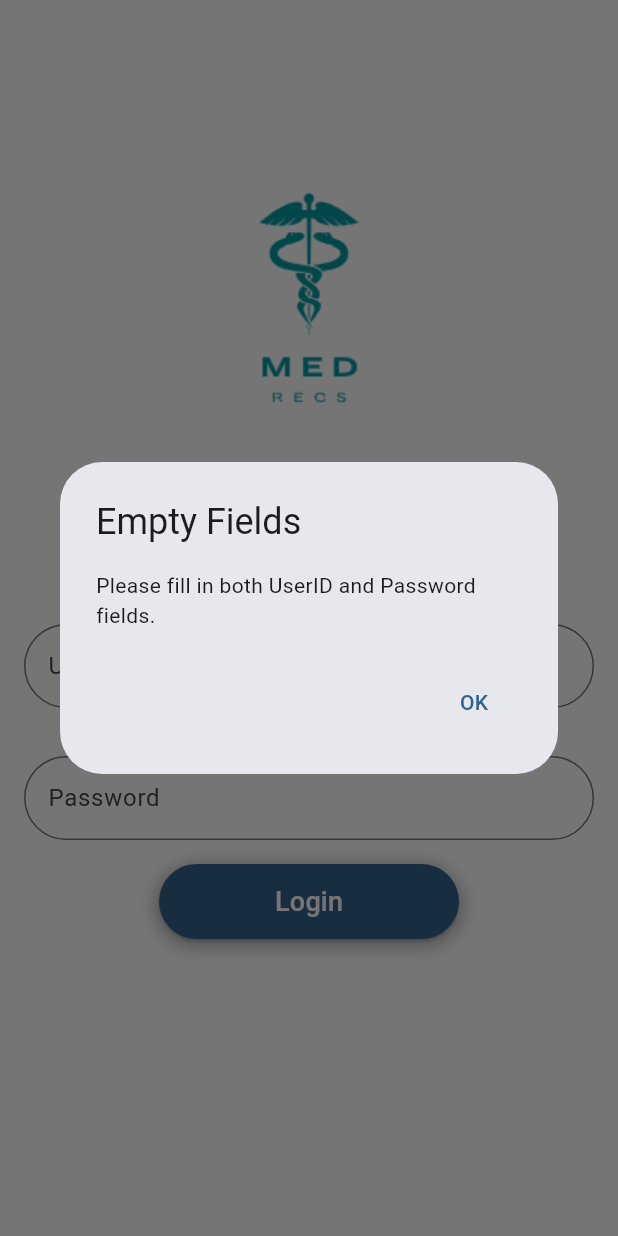
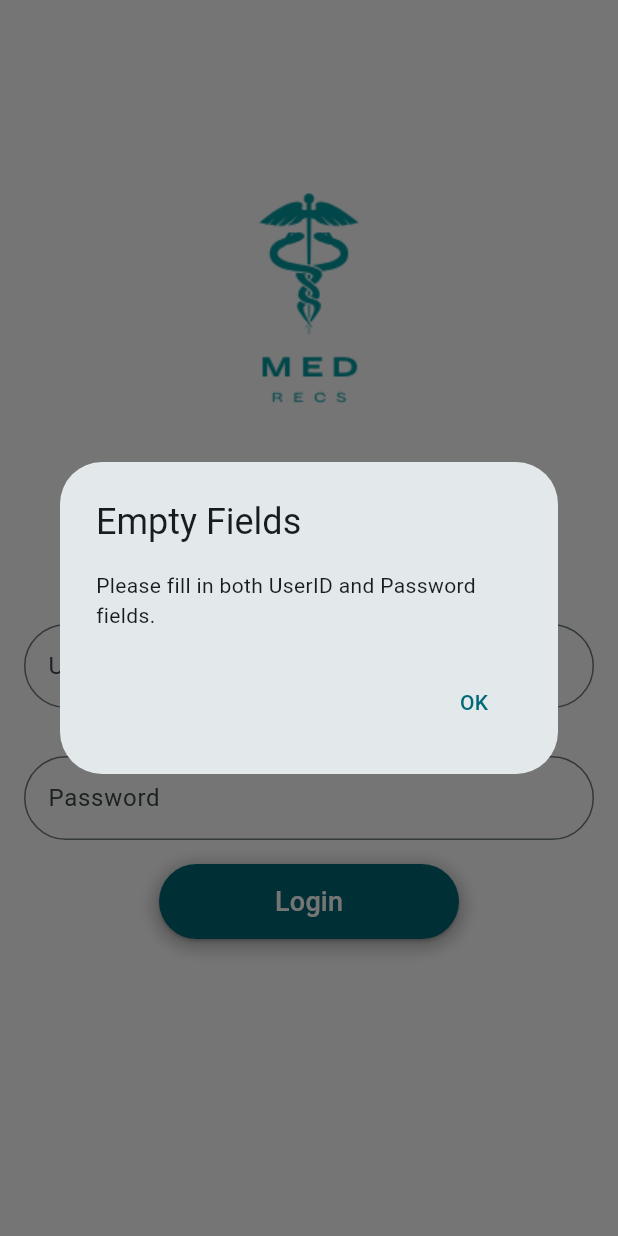
Before and after one commit to Burakalpyel/medrecs, a Flutter app: the screen it shows after launch, after a tap on "Login", on a phone screen of 412 x 824 dp. Run offline on Flutter 3.47's test engine with Material 2 defaults, Android fonts, the phone set to English and light mode, and no system bars; our stand-ins replace cloud_firestore, dio, firebase_core, google_nav_bar; missing offline and left inert: nfc_manager; accounts and stored records are empty.

Commit message:
Change Theme

```diff
--- a/lib/main.dart
+++ b/lib/main.dart
@@ -28,13 +28,12 @@ class MyApp extends StatelessWidget {
 
   @override
   Widget build(BuildContext context) {
+    final themeModel = Provider.of<ThemeModel>(context);
+
     return MaterialApp(
       debugShowCheckedModeBanner: false,
       title: 'MedRecs',
-      theme: ThemeData(
-        colorScheme: ColorScheme.fromSeed(seedColor: Colors.blue),
-        useMaterial3: true,
-      ),
+      theme: themeModel.currentTheme,
       home: const LoginScreen(),
     );
   }
--- a/lib/util/model/theme_model.dart
+++ b/lib/util/model/theme_model.dart
@@ -2,7 +2,7 @@ import 'package:flutter/material.dart';
 
 class ThemeModel extends ChangeNotifier {
   ThemeData _currentTheme = ThemeData(
-    colorScheme: ColorScheme.fromSeed(seedColor: Colors.blue),
+    colorScheme: ColorScheme.fromSeed(seedColor: Colors.cyan),
     useMaterial3: true,
   );
 
--- a/lib/views/userView/change_theme.dart
+++ b/lib/views/userView/change_theme.dart
@@ -69,6 +69,6 @@ class _ChangeThemeState extends State<ChangeTheme> {
     };
 
     // Return the color corresponding to the given name, or a default color if not found
-    return colorMap[colorName] ?? Colors.blue;
+    return colorMap[colorName] ?? Colors.cyan;
   }
 }
--- a/lib/views/userView/login_screen.dart
+++ b/lib/views/userView/login_screen.dart
@@ -150,7 +150,7 @@ class _LoginScreenState extends State<LoginScreen> {
                             } else {
                               var userData = Provider.of<UserData>(context, listen: false);
                               userData.updateUserInfo(user);
-                              Navigator.of(context).push(MaterialPageRoute(
+                              Navigator.of(context, rootNavigator: true).push(MaterialPageRoute(
                                 builder: (context) => user.medteamstatus
                                     ? medNavBar(
                                         userID: int.parse(enteredUserID),
```
